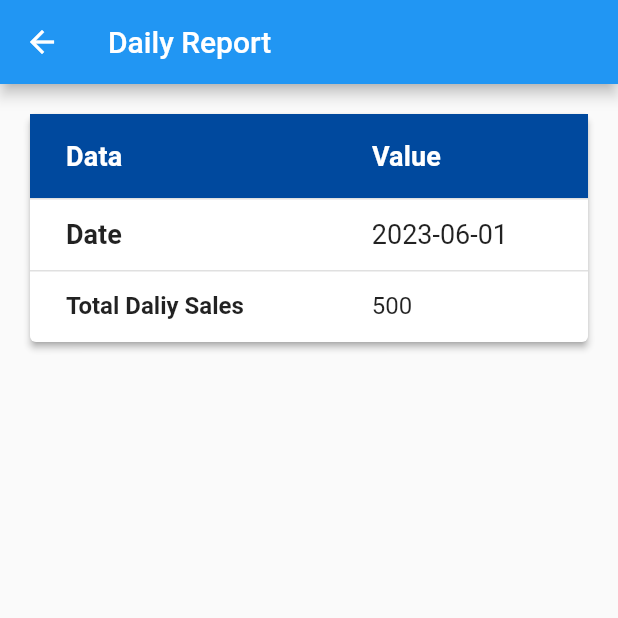
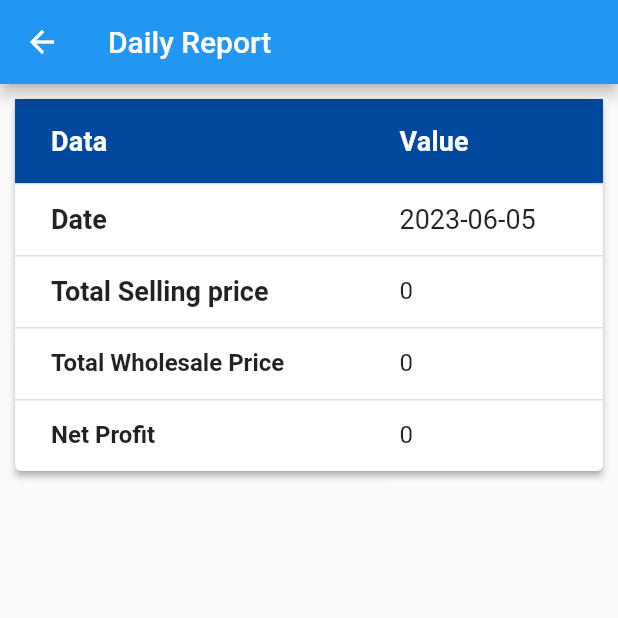
Before and after one commit to mostafak333/flutter_sale, a Flutter app: the DailyReport screen opened by its route, on a phone screen of 412 x 824 dp, the top half of it. Run offline on Flutter 3.47's test engine with Material 2 defaults, Android fonts, the phone set to English and light mode, and no system bars; our stand-ins replace sqflite; accounts and stored records are empty.

Commit message:
daily report done

```diff
--- a/lib/daliyReport.dart
+++ b/lib/daliyReport.dart
@@ -13,7 +13,8 @@ class DailyReport extends StatefulWidget {
 class _DailyReportState extends State<DailyReport> {
   SqlDb sqlDb = SqlDb();
   List<Map> reportList = [];
-  var totalMoney;
+  List<Map> sellingProducts = [];
+  var totalMoney ,wholesalePrice,netProfit,sellingPrice;
   Color tableHeaderColor = Constants.tableHeaderColor;
   Color tableHeaderTitleColor = Constants.white;
   double tableContentFontSize = Constants.tableContentFontSize;
@@ -25,6 +26,8 @@ class _DailyReportState extends State<DailyReport> {
     super.initState();
     fetchMonthlyReport();
     fetchTotalMoney();
+    getSellingProductDate();
+    getIMoneyData();
   }
 
   void fetchMonthlyReport() async {
@@ -47,6 +50,34 @@ class _DailyReportState extends State<DailyReport> {
       totalMoney = response.first['price_sum'];
     });
   }
+  void getIMoneyData() async{
+    var response = await sqlDb.readData(
+      "SELECT sum(sold_price) AS selling_price,"
+      "sum(products.wholesalePrice) AS wholesale_price,"
+      "sum(sold_price)- sum(products.wholesalePrice)as net_profit "
+      "FROM sales "
+      "INNER JOIN products ON sales.product_id=products.id "
+      "WHERE DATE(sales.created_at) = Date('now','localtime')",
+    );
+    setState(() {
+      sellingPrice = response.first['selling_price'];
+      wholesalePrice = response.first['wholesale_price'];
+      netProfit = response.first['net_profit'];
+    });
+  }
+  void getSellingProductDate() async{
+    var response = await sqlDb.readData(
+        "SELECT products.name As name,"
+            "COUNT() AS number_of_selling "
+            "FROM sales "
+            "INNER JOIN products ON sales.product_id = products.id "
+            "WHERE DATE(sales.created_at) = Date('now','localtime') "
+            "GROUP BY product_id"
+    );
+    setState(() {
+      sellingProducts =response;
+    });
+  }
 
   @override
   Widget build(BuildContext context) {
@@ -66,11 +97,9 @@ class _DailyReportState extends State<DailyReport> {
                   })),
           body:
           Column(crossAxisAlignment: CrossAxisAlignment.stretch, children: [
-            Padding(
-              padding: const EdgeInsets.all(paddingSize),
-              child: Row(
-                children: [
             Expanded(
+              child: SingleChildScrollView(
+                scrollDirection: Axis.vertical,
                 child: Card(
                   margin: EdgeInsets.all(paddingSize),
                   color: tableHeaderTitleColor,
@@ -104,17 +133,50 @@ class _DailyReportState extends State<DailyReport> {
                       style: TextStyle(
                           fontSize: tableTitleFontSize,
                           fontWeight: FontWeight.bold))),
-                            DataCell(Text('2023-06-01',
+                  DataCell(Text(DateTime.now().toIso8601String().split('T')[0],
                       style: TextStyle(
                         fontSize: tableTitleFontSize,
                       ))),
                 ]),
                 DataRow(cells: [
-                            DataCell(Text('Total Daliy Sales',
+                  DataCell(Text('Total Selling price',
+                      style: TextStyle(
+                          fontSize: tableTitleFontSize,
+                          fontWeight: FontWeight.bold))),
+                  DataCell(Text(sellingPrice.toString() != 'null' ? sellingPrice.toString() : '0',
+                      style: TextStyle(
+                        fontSize: tableContentFontSize,
+                      ))),
+                ]),
+                DataRow(cells: [
+                  DataCell(Text('Total Wholesale Price',
                       style: TextStyle(
                           fontSize: tableContentFontSize,
                           fontWeight: FontWeight.bold))),
-                            DataCell(Text('500',
+                  DataCell(Text(wholesalePrice.toString() != 'null' ? wholesalePrice.toString() : '0',
+                      style: TextStyle(
+                        fontSize: tableContentFontSize,
+                      ))),
+                ]),
+                DataRow(cells: [
+                  DataCell(Text('Net Profit',
+                      style: TextStyle(
+                          fontSize: tableContentFontSize,
+                          fontWeight: FontWeight.bold))),
+                  DataCell(Text(netProfit.toString() != 'null' ? netProfit.toString() : '0',
+                      style: TextStyle(
+                        fontSize: tableContentFontSize,
+                      ))),
+                ]),
+            for (var index = 0; index < sellingProducts.length; index++)
+                DataRow(
+                    color: index == 0 ? MaterialStateColor.resolveWith((states) => Colors.lightGreen) : null,
+                    cells: [
+                  DataCell(Text(sellingProducts[index]['name'],
+                      style: TextStyle(
+                          fontSize: tableContentFontSize,
+                          fontWeight: FontWeight.bold))),
+                  DataCell(Text(sellingProducts[index]['number_of_selling'].toString(),
                       style: TextStyle(
                         fontSize: tableContentFontSize,
                       ))),
@@ -123,9 +185,8 @@ class _DailyReportState extends State<DailyReport> {
                   ),
                 ),
               ),
-                ],
             ),
-            ),
+
           ]),
         ));
   }
--- a/lib/home.dart
+++ b/lib/home.dart
@@ -41,6 +41,7 @@ class _HomeState extends State<Home> {
     SELECT sales.id as id, products.name as name, sales.sold_price
     FROM sales
     INNER JOIN products ON sales.product_id = products.id
+    WHERE DATE(sales.created_at) = Date('now','localtime')
     ORDER BY sales.id DESC
     ''');
     setState(() {
--- a/lib/products.dart
+++ b/lib/products.dart
@@ -259,13 +259,13 @@ class _ProductsState extends State<Products> {
                               )),
                           DataColumn(
                               label: Text(
-                                'Price',
+                                'Wholesale\nPrice',
                                 style: TextStyle(
                                     fontSize: tableTitleFontSize, fontWeight: FontWeight.bold,color: tableHeaderTitleColor),
                               )),
                           DataColumn(
                               label: Text(
-                                'Sale Price',
+                                'Sale\nPrice',
                                 style: TextStyle(
                                     fontSize: tableTitleFontSize, fontWeight: FontWeight.bold,color: tableHeaderTitleColor),
                               )),
--- a/lib/report.dart
+++ b/lib/report.dart
@@ -43,7 +43,7 @@ class _ReportState extends State<Report> {
       "SELECT SUM(sold_price) AS price_sum FROM sales",
     );
     setState(() {
-      totalMoney = response.first['price_sum'];
+      totalMoney = response.first['price_sum'] != null ? response.first['price_sum'] : 0;
     });
   }
 
@@ -82,7 +82,7 @@ class _ReportState extends State<Report> {
                             leading:
                                 Icon(Icons.paid, color: Colors.white, size: 45),
                             title: Text(
-                              "Total Money: $totalMoney",
+                              "Total Money: $totalMoney ",
 
                               style: TextStyle(
                                   fontSize: 25,
```
Also changed, not shown: 1 other file. Lines whose indentation alone changed are shown as unchanged.
